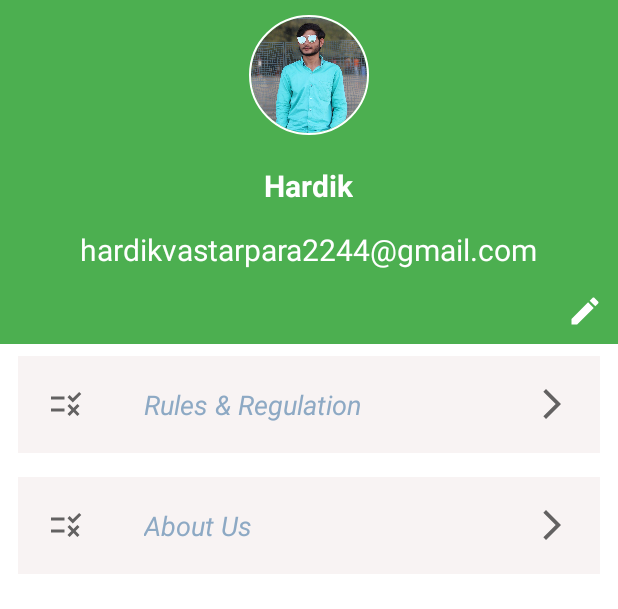
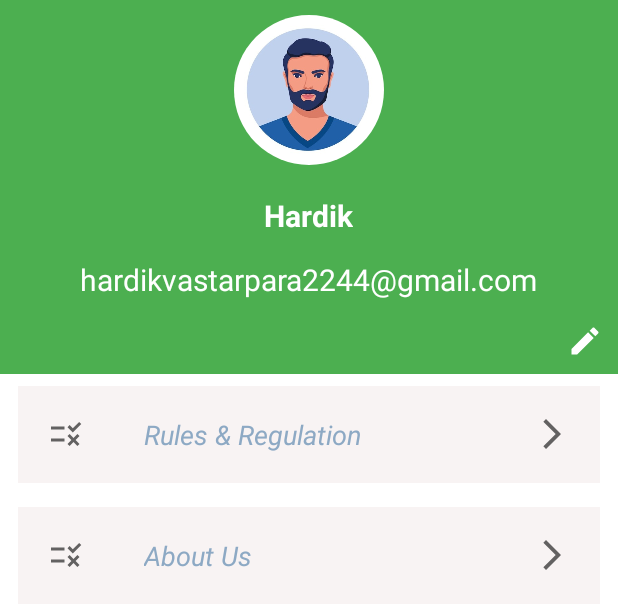
Before and after one commit to aaftab22/Hostel_Life, an Android app: the layout fragment_profile.xml on its own in the app's theme, with its tools: preview values and no code run, on a phone screen of 412 x 824 dp. Shown: the top 609 px of the screen. Run offline under Robolectric (Android 15) with nearby library versions, the phone set to English and light mode, and no system bars.

Commit message:
update activity for profile page

```diff
--- a/app/src/main/res/layout/fragment_profile.xml
+++ b/app/src/main/res/layout/fragment_profile.xml
@@ -16,34 +16,34 @@
 
         <de.hdodenhof.circleimageview.CircleImageView
             android:id="@+id/profile_image"
-            android:layout_width="80dp"
-            android:layout_height="80dp"
+            android:layout_width="100dp"
+            android:layout_height="100dp"
+            android:layout_centerHorizontal="true"
+            android:layout_margin="10dp"
+            android:src="@drawable/male_profile_pic"
+            app:civ_border_color="@color/white"
+            />
+
+        <TextView
+            android:id="@+id/profile_name_ID"
+            android:layout_width="wrap_content"
+            android:layout_height="wrap_content"
+            android:layout_below="@id/profile_image"
             android:layout_centerHorizontal="true"
             android:layout_marginStart="10dp"
             android:layout_marginTop="10dp"
             android:layout_marginEnd="10dp"
             android:layout_marginBottom="10dp"
-            android:src="@drawable/admin_pic"
-            app:civ_border_color="@color/white"
-            app:civ_border_width="1dp" />
-
-        <TextView
-            android:id="@+id/profile_page_name_ID"
-            android:layout_width="wrap_content"
-            android:layout_height="wrap_content"
-            android:layout_margin="10dp"
-            android:layout_below="@id/profile_image"
             android:text="Hardik"
-            android:layout_centerHorizontal="true"
             android:textColor="@color/white"
             android:textSize="20sp"
             android:textStyle="bold" />
 
         <TextView
-            android:id="@+id/profile_email"
+            android:id="@+id/profile_email_ID"
             android:layout_width="wrap_content"
             android:layout_height="wrap_content"
-            android:layout_below="@id/profile_page_name_ID"
+            android:layout_below="@id/profile_name_ID"
             android:layout_centerHorizontal="true"
             android:layout_marginStart="5dp"
             android:layout_marginTop="5dp"
@@ -54,11 +54,15 @@
             android:textSize="20sp" />
 
         <ImageView
+            android:id="@+id/profile_update_icon_ID"
             android:layout_width="wrap_content"
             android:layout_height="wrap_content"
-            android:layout_below="@id/profile_email"
+            android:layout_below="@id/profile_email_ID"
             android:layout_alignParentEnd="true"
-            android:layout_margin="10dp"
+            android:layout_marginStart="10dp"
+            android:layout_marginTop="10dp"
+            android:layout_marginEnd="10dp"
+            android:layout_marginBottom="10dp"
             android:src="@drawable/ic_baseline_edit_24" />
 
     </RelativeLayout>
@@ -83,12 +87,13 @@
         <TextView
             android:layout_width="match_parent"
             android:layout_height="wrap_content"
-            android:layout_toRightOf="@id/login_icon"
+            android:layout_toEndOf="@id/login_icon"
             android:padding="20dp"
             android:text="Rules &amp; Regulation"
             android:textColor="#8DA9C4"
             android:textSize="18sp"
             android:textStyle="italic" />
+
         <ImageView
             android:layout_width="wrap_content"
             android:layout_height="wrap_content"
@@ -98,7 +103,7 @@
     </RelativeLayout>
 
     <RelativeLayout
-        android:id="@+id/aboustUs_layout_ID"
+        android:id="@+id/aboutUs_layout_ID"
         android:layout_width="wrap_content"
         android:layout_height="wrap_content"
         android:layout_marginVertical="8dp"
@@ -113,11 +118,10 @@
             android:padding="20dp"
             android:src="@drawable/ic_baseline_rule_24"
             />
-
         <TextView
             android:layout_width="match_parent"
             android:layout_height="wrap_content"
-            android:layout_toRightOf="@id/faq_icon_ID"
+            android:layout_toEndOf="@id/faq_icon_ID"
             android:padding="20dp"
             android:text="About Us"
             android:textColor="#8DA9C4"
@@ -128,7 +132,8 @@
             android:layout_height="wrap_content"
             android:layout_alignParentEnd="true"
             android:padding="20dp"
-            android:src="@drawable/ic_baseline_arrow_forward_24"/>
+            android:src="@drawable/ic_baseline_arrow_forward_24"
+            />
     </RelativeLayout>
 
 
```
Also changed, not shown: app/src/main/java/com/example/hostellife/ProfileFragment.java (+26 -5 lines), app/src/main/res/drawable-v24/female_profile_pic.jpg (added), app/src/main/res/drawable-v24/male_profile_pic.jpg (added).
